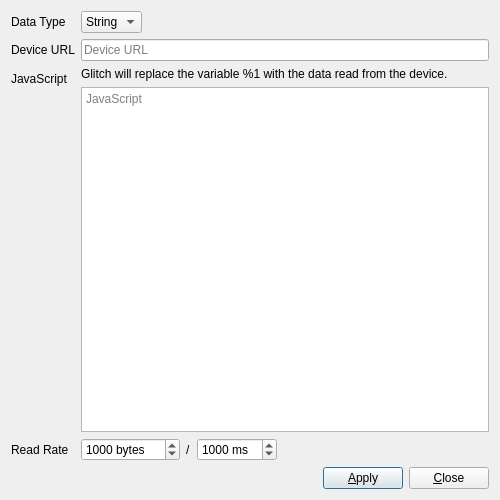
Old version of the form UI/glitch-device-display-properties.ui in the repository textbrowser/glitch.
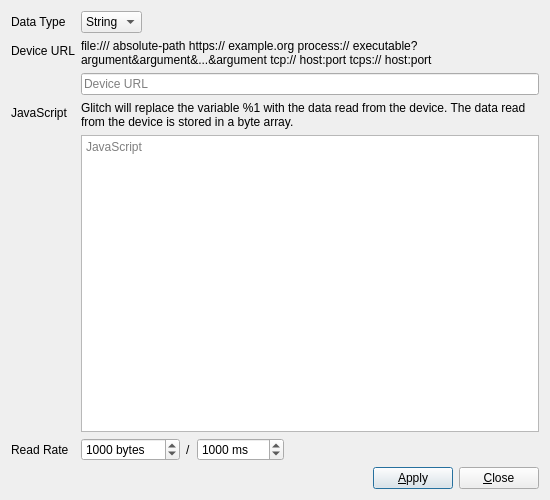
New version of the form. Icons and pictures are not drawn.

Commit message: Device readers.

```diff
--- a/UI/glitch-device-display-properties.ui
+++ b/UI/glitch-device-display-properties.ui
@@ -6,7 +6,7 @@
    <rect>
     <x>0</x>
     <y>0</y>
-    <width>500</width>
+    <width>550</width>
     <height>500</height>
    </rect>
   </property>
@@ -63,16 +63,6 @@
        </property>
       </widget>
      </item>
-     <item row="1" column="1">
-      <widget class="QLineEdit" name="device_url">
-       <property name="toolTip">
-        <string>&lt;html&gt;&lt;head/&gt;&lt;body&gt;&lt;p&gt;file:///absolute-path&lt;/p&gt;&lt;p&gt;https://example.org&lt;/p&gt;&lt;p&gt;process://executable?argument&amp;amp;argument&amp;amp;...&amp;amp;argument&lt;/p&gt;&lt;p&gt;tcp://host:port&lt;/p&gt;&lt;/body&gt;&lt;/html&gt;</string>
-       </property>
-       <property name="placeholderText">
-        <string>Device URL</string>
-       </property>
-      </widget>
-     </item>
      <item row="2" column="0">
       <widget class="QLabel" name="label_2">
        <property name="text">
@@ -85,7 +75,7 @@
        <item>
         <widget class="QLabel" name="label_6">
          <property name="text">
-          <string>Glitch will replace the variable %1 with the data read from the device.</string>
+          <string>Glitch will replace the variable %1 with the data read from the device. The data read from the device is stored in a byte array.</string>
          </property>
          <property name="wordWrap">
           <bool>true</bool>
@@ -151,7 +141,7 @@
           <number>1</number>
          </property>
          <property name="maximum">
-          <number>10000</number>
+          <number>100000</number>
          </property>
          <property name="value">
           <number>1000</number>
@@ -173,6 +163,27 @@
        </item>
       </layout>
      </item>
+     <item row="1" column="1">
+      <layout class="QVBoxLayout" name="verticalLayout_3">
+       <item>
+        <widget class="QLabel" name="label_7">
+         <property name="text">
+          <string>&lt;html&gt;&lt;head/&gt;&lt;body&gt;&lt;p&gt;&lt;span style=&quot; font-weight:600;&quot;&gt;file:///&lt;/span&gt;absolute-path&lt;br/&gt;&lt;span style=&quot; font-weight:600;&quot;&gt;https://&lt;/span&gt;example.org&lt;span style=&quot; font-weight:600;&quot;&gt;&lt;br/&gt;process://&lt;/span&gt;executable?argument&amp;amp;argument&amp;amp;...&amp;amp;argument&lt;br/&gt;&lt;span style=&quot; font-weight:600;&quot;&gt;tcp://&lt;/span&gt;host:port&lt;br&gt;&lt;span style=&quot; font-weight:600;&quot;&gt;tcps://&lt;/span&gt;host:port&lt;/body&gt;&lt;/html&gt;</string>
+         </property>
+         <property name="wordWrap">
+          <bool>true</bool>
+         </property>
+        </widget>
+       </item>
+       <item>
+        <widget class="QLineEdit" name="device_url">
+         <property name="placeholderText">
+          <string>Device URL</string>
+         </property>
+        </widget>
+       </item>
+      </layout>
+     </item>
     </layout>
    </item>
    <item>
```
Left out of the diff: 2 changed lines with no effect on the pictures. The commit also changes 4 other files.
